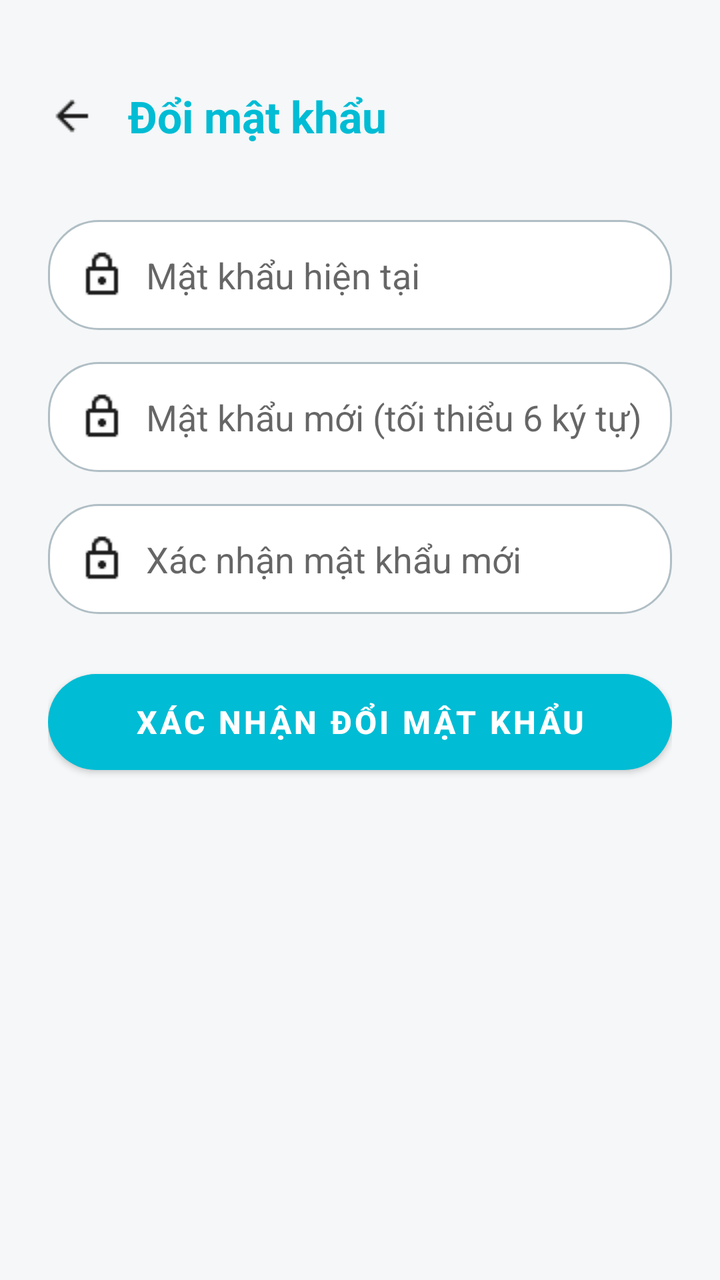
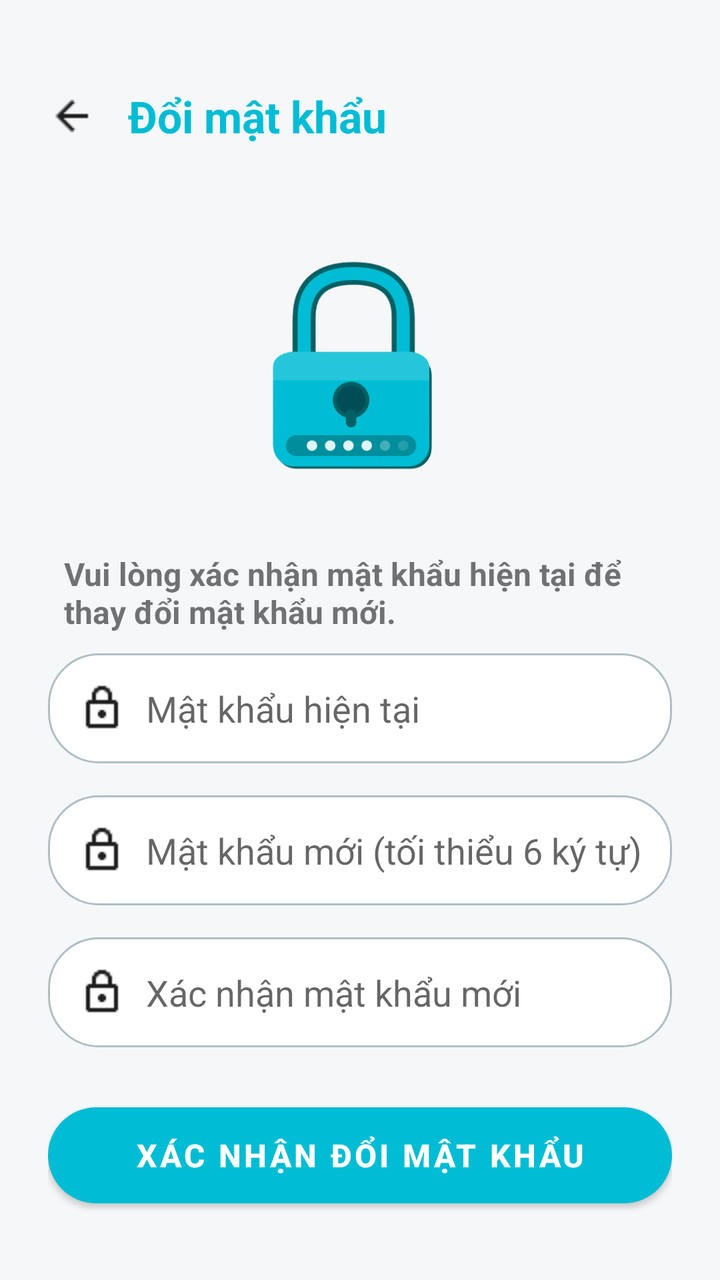

Screens rendered from an Android XML layout before and after an edit, with the pre-edit source and the edit as a unified diff.
<!-- AndroidManifest.xml: application theme Theme.DmsApplication -->
<!-- res/layout/fragment_change_password.xml -->
<?xml version="1.0" encoding="utf-8"?>
<androidx.constraintlayout.widget.ConstraintLayout
    xmlns:android="http://schemas.android.com/apk/res/android"
    xmlns:app="http://schemas.android.com/apk/res-auto"
    android:layout_width="match_parent"
    android:layout_height="match_parent"
    android:background="#F5F7F8">

    <LinearLayout
        android:id="@+id/header"
        android:layout_width="match_parent"
        android:layout_height="56dp"
        android:gravity="center_vertical"
        android:orientation="horizontal"
        android:paddingHorizontal="16dp"
        android:layout_marginTop="30dp"
        app:layout_constraintTop_toTopOf="parent">

        <ImageView
            android:id="@+id/btnBack"
            android:layout_width="40dp"
            android:layout_height="40dp"
            android:padding="8dp"
            android:src="@drawable/ic_back" />

        <TextView
            android:layout_width="wrap_content"
            android:layout_height="wrap_content"
            android:layout_marginStart="8dp"
            android:text="Đổi mật khẩu"
            android:textColor="#00BCD4"
            android:textSize="22sp"
            android:textStyle="bold" />
    </LinearLayout>

    <LinearLayout
        android:layout_width="match_parent"
        android:layout_height="wrap_content"
        android:orientation="vertical"
        android:padding="24dp"
        app:layout_constraintTop_toBottomOf="@id/header">

        <EditText
            android:id="@+id/edtCurrentPassword"
            android:layout_width="match_parent"
            android:layout_height="55dp"
            android:layout_marginBottom="16dp"
            android:background="@drawable/bg_edittext_rounded"
            android:drawableStart="@drawable/ic_lock"
            android:drawablePadding="10dp"
            android:hint="Mật khẩu hiện tại"
            android:inputType="textPassword"
            android:paddingHorizontal="15dp" />

        <EditText
            android:id="@+id/edtNewPassword"
            android:layout_width="match_parent"
            android:layout_height="55dp"
            android:layout_marginBottom="16dp"
            android:background="@drawable/bg_edittext_rounded"
            android:drawableStart="@drawable/ic_lock"
            android:drawablePadding="10dp"
            android:hint="Mật khẩu mới (tối thiểu 6 ký tự)"
            android:inputType="textPassword"
            android:paddingHorizontal="15dp" />

        <EditText
            android:id="@+id/edtConfirmPassword"
            android:layout_width="match_parent"
            android:layout_height="55dp"
            android:layout_marginBottom="24dp"
            android:background="@drawable/bg_edittext_rounded"
            android:drawableStart="@drawable/ic_lock"
            android:drawablePadding="10dp"
            android:hint="Xác nhận mật khẩu mới"
            android:inputType="textPassword"
            android:paddingHorizontal="15dp" />

        <com.google.android.material.button.MaterialButton
            android:id="@+id/btnChangePassword"
            android:layout_width="match_parent"
            android:layout_height="60dp"
            android:text="Xác nhận đổi mật khẩu"
            android:textSize="16sp"
            android:textStyle="bold"
            app:backgroundTint="#00BCD4"
            app:cornerRadius="30dp" />

    </LinearLayout>

</androidx.constraintlayout.widget.ConstraintLayout>
<!-- resources referenced by this layout -->
<resources>
  <!-- drawable bg_edittext_rounded (drawable) -->
  <?xml version="1.0" encoding="utf-8"?>
  <shape xmlns:android="http://schemas.android.com/apk/res/android"
      android:shape="rectangle">
  
      <corners android:radius="25dp" />
  
      <solid android:color="#FFFFFF" />
  
      <stroke
          android:width="1dp"
          android:color="#B0BEC5" />
  
      <padding
          android:left="16dp"
          android:right="16dp" />
  </shape>
  <!-- drawable ic_back: png bitmap (drawable, 313 bytes) -->
  <!-- drawable ic_lock: png bitmap (drawable, 377 bytes) -->
  <style name="Theme.DmsApplication" parent="Theme.MaterialComponents.DayNight.NoActionBar" />
</resources>

<!-- the commit's change to res/layout/fragment_change_password.xml (unified diff, before → after) -->
@@ -39,6 +39,24 @@
         android:orientation="vertical"
         android:padding="24dp"
         app:layout_constraintTop_toBottomOf="@id/header">
+
+        <ImageView
+            android:layout_width="150dp"
+            android:layout_height="150dp"
+            android:layout_gravity="center"
+            android:layout_marginBottom="16dp"
+            android:src="@drawable/pic_lock"
+            android:scaleType="centerCrop"
+            android:padding="2dp"/>
+
+        <TextView
+            android:layout_width="wrap_content"
+            android:layout_height="wrap_content"
+            android:layout_marginStart="8dp"
+            android:text="Vui lòng xác nhận mật khẩu hiện tại để thay đổi mật khẩu mới."
+            android:textSize="16sp"
+            android:textStyle="bold"
+            android:layout_marginBottom="10dp"/>
 
         <EditText
             android:id="@+id/edtCurrentPassword"
<!-- resource entries referenced after the edit -->
@@ -19,6 +19,7 @@
   </shape>
   <!-- drawable ic_back: png bitmap (drawable, 313 bytes) -->
   <!-- drawable ic_lock: png bitmap (drawable, 377 bytes) -->
+  <!-- drawable pic_lock: png bitmap (drawable, 24816 bytes) -->
   <style name="Theme.DmsApplication" parent="Theme.MaterialComponents.DayNight.NoActionBar" />
 </resources>
 
